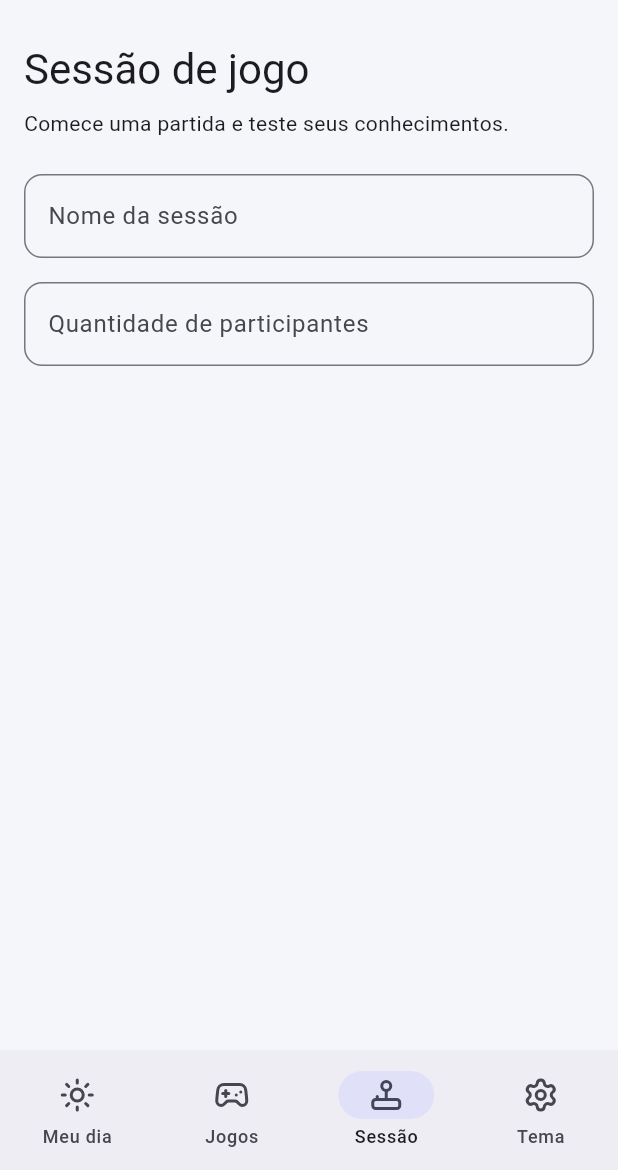
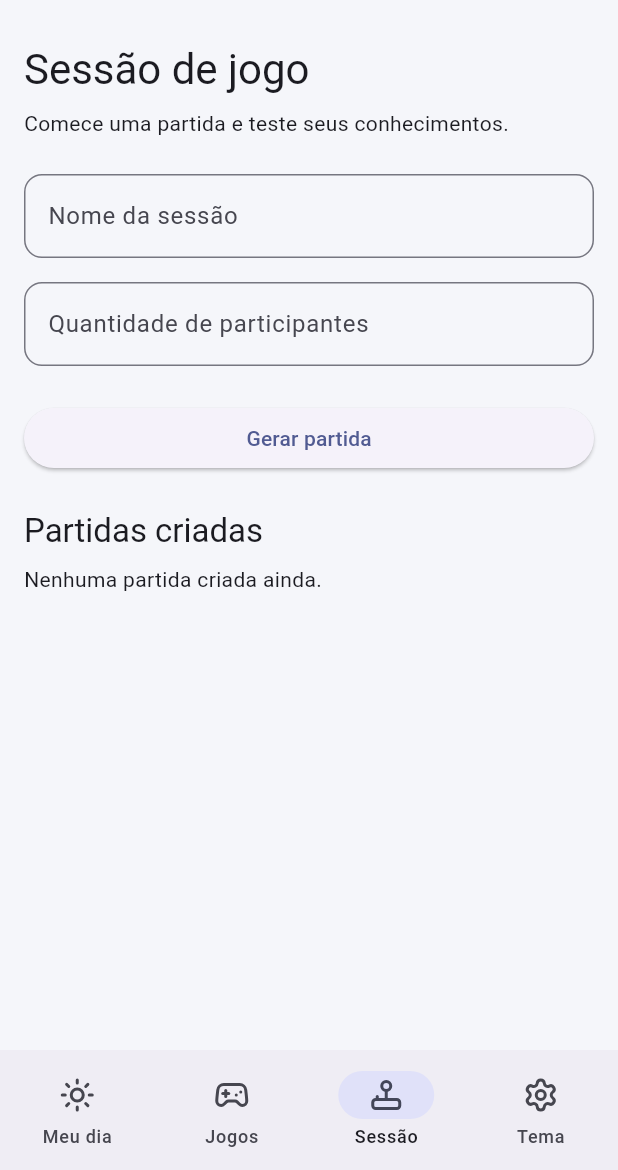
Before and after one commit to pgmoraesdev/MOBILE_CHALLENGE_AMAZUL, a Flutter app: the screen it shows after launch, item 3 of the bottom bar chosen, on a phone screen of 412 x 824 dp, the part 66-1236 px from its top. Run offline on Flutter 3.47's test engine with Material 3 defaults, Android fonts, the phone set to English and light mode, and no system bars; our stand-ins replace lucide_flutter.

Commit message:
feat: adiciona lista de sessao criada por botao de gerar partida

```diff
--- /dev/null
+++ b/lib/models/game_session.dart
@@ -0,0 +1,11 @@
+class GameSession {
+  final String name;
+  final int participants;
+  final String code;
+
+  const GameSession({
+    required this.name,
+    required this.participants,
+    required this.code,
+  });
+}
--- /dev/null
+++ b/lib/repositories/session_repository.dart
@@ -0,0 +1,34 @@
+import 'dart:math';
+
+import '../models/game_session.dart';
+
+/// Preserva as partidas ao navegar entre telas durante a sessão do app.
+class SessionRepository {
+  SessionRepository._();
+
+  static final instance = SessionRepository._();
+  final _random = Random();
+  final List<GameSession> _sessions = [];
+
+  List<GameSession> get sessions => List.unmodifiable(_sessions);
+
+  void create({required String name, required int participants}) {
+    if (_sessions.length >= 90000) {
+      throw StateError('Todos os códigos de sala estão em uso.');
+    }
+
+    var number = 10000 + _random.nextInt(90000);
+    final usedCodes = _sessions.map((session) => session.code).toSet();
+    while (usedCodes.contains(number.toString())) {
+      number = number == 99999 ? 10000 : number + 1;
+    }
+
+    _sessions.add(
+      GameSession(
+        name: name,
+        participants: participants,
+        code: number.toString(),
+      ),
+    );
+  }
+}
--- a/lib/screens/session_screen.dart
+++ b/lib/screens/session_screen.dart
@@ -1,10 +1,49 @@
 import 'package:flutter/material.dart';
 import 'package:flutter/services.dart';
 
+import '../repositories/session_repository.dart';
 import 'home_screen.dart';
 
-class SessionScreen extends StatelessWidget {
+class SessionScreen extends StatefulWidget {
   const SessionScreen({super.key});
+
+  @override
+  State<SessionScreen> createState() => _SessionScreenState();
+}
+
+class _SessionScreenState extends State<SessionScreen> {
+  final _formKey = GlobalKey<FormState>();
+  final _nameController = TextEditingController();
+  final _participantsController = TextEditingController();
+  final _repository = SessionRepository.instance;
+
+  @override
+  void dispose() {
+    _nameController.dispose();
+    _participantsController.dispose();
+    super.dispose();
+  }
+
+  void _createSession() {
+    if (!_formKey.currentState!.validate()) return;
+
+    try {
+      setState(() {
+        _repository.create(
+          name: _nameController.text.trim(),
+          participants: int.parse(_participantsController.text),
+        );
+      });
+    } on StateError catch (error) {
+      ScaffoldMessenger.of(context)
+          .showSnackBar(SnackBar(content: Text(error.message)));
+      return;
+    }
+
+    _nameController.clear();
+    _participantsController.clear();
+    FocusScope.of(context).unfocus();
+  }
 
   @override
   Widget build(BuildContext context) {
@@ -13,6 +52,8 @@ class SessionScreen extends StatelessWidget {
       bottomNavigationBar: const Menu(atual: 2),
       body: SingleChildScrollView(
         padding: const EdgeInsets.all(16),
+        child: Form(
+          key: _formKey,
           child: Column(
             crossAxisAlignment: CrossAxisAlignment.start,
             children: [
@@ -24,12 +65,23 @@ class SessionScreen extends StatelessWidget {
               const Text('Comece uma partida e teste seus conhecimentos.'),
               const SizedBox(height: 24),
               TextFormField(
+                controller: _nameController,
+                validator: (value) => value == null || value.trim().isEmpty
+                    ? 'Informe o nome da sessão'
+                    : null,
                 decoration: const InputDecoration(labelText: 'Nome da sessão'),
                 textCapitalization: TextCapitalization.sentences,
                 textInputAction: TextInputAction.next,
               ),
               const SizedBox(height: 16),
               TextFormField(
+                controller: _participantsController,
+                validator: (value) {
+                  final quantity = int.tryParse(value ?? '');
+                  return quantity == null || quantity <= 0
+                      ? 'Informe uma quantidade maior que zero'
+                      : null;
+                },
                 decoration: const InputDecoration(
                   labelText: 'Quantidade de participantes',
                 ),
@@ -37,7 +89,35 @@ class SessionScreen extends StatelessWidget {
                 inputFormatters: [FilteringTextInputFormatter.digitsOnly],
                 textInputAction: TextInputAction.done,
               ),
+              const SizedBox(height: 24),
+              SizedBox(
+                width: double.infinity,
+                child: ElevatedButton(
+                  onPressed: _createSession,
+                  child: const Text('Gerar partida'),
+                ),
+              ),
+              const SizedBox(height: 24),
+              Text(
+                'Partidas criadas',
+                style: Theme.of(context).textTheme.titleLarge,
+              ),
+              const SizedBox(height: 8),
+              if (_repository.sessions.isEmpty)
+                const Text('Nenhuma partida criada ainda.'),
+              for (final session in _repository.sessions)
+                Card(
+                  child: ListTile(
+                    title: Text(session.name),
+                    subtitle: Text(
+                      'Participantes: ${session.participants}\n'
+                      'Código da sala: ${session.code}',
+                    ),
+                    isThreeLine: true,
+                  ),
+                ),
             ],
+          ),
         ),
       ),
     );
```
Also changed, not shown: 1 other file. Lines whose indentation alone changed are shown as unchanged.
